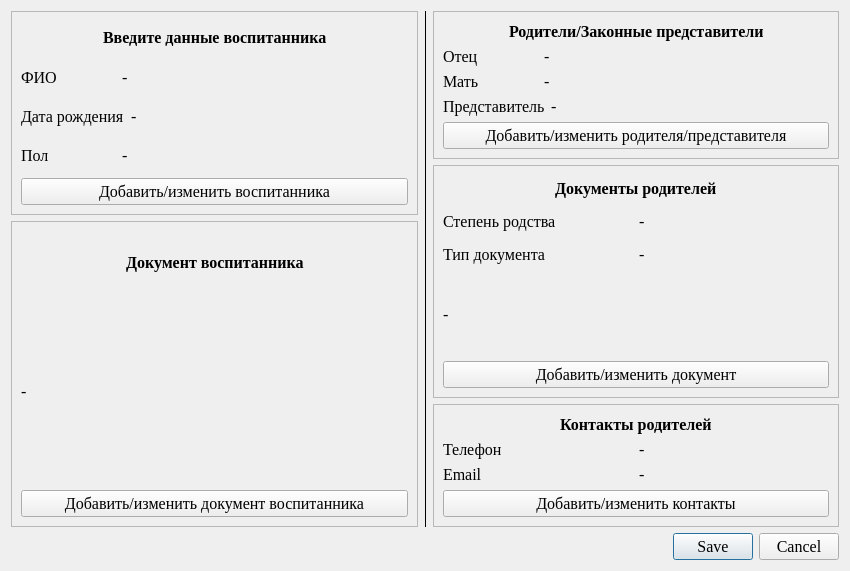
Old version of the form view/ui/add_child_parent_dialog.ui in the repository AlevtinAntonov/paid_services.
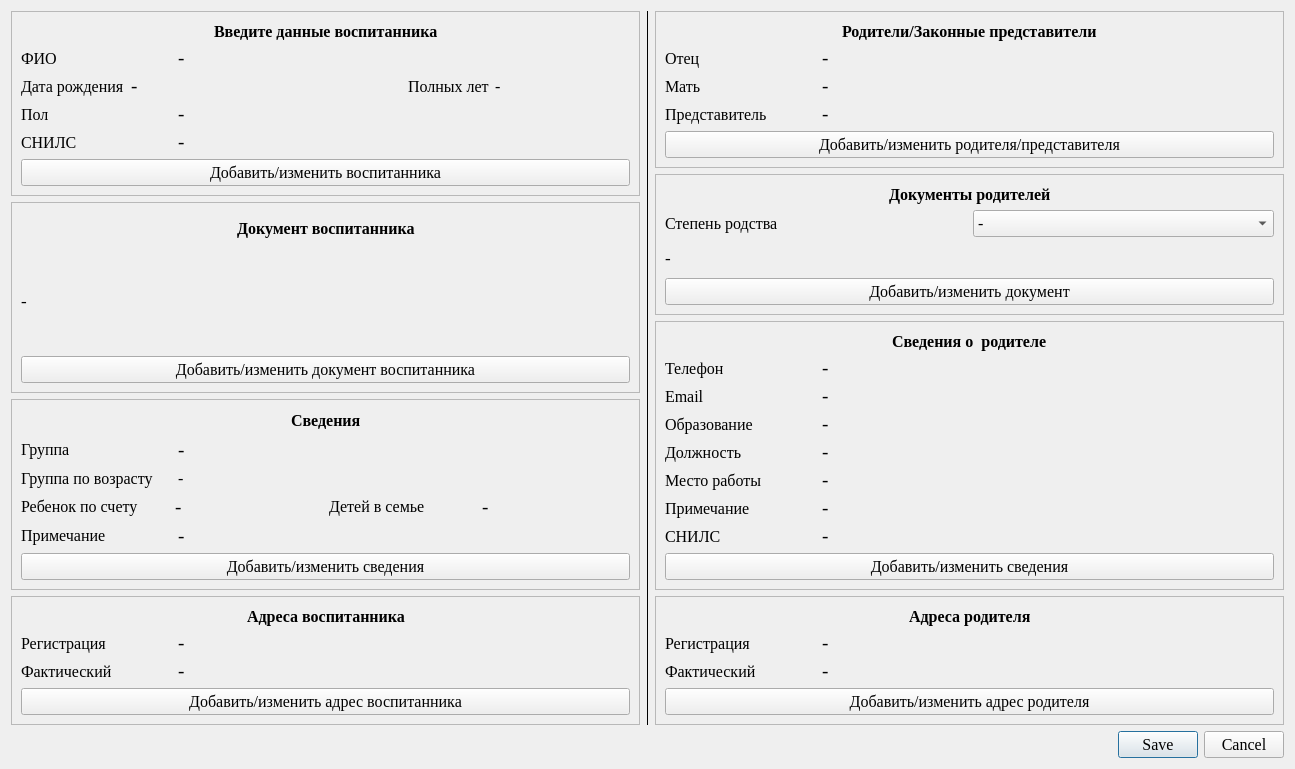
New version of the form.

Diff of the .ui file:
```diff
--- a/view/ui/add_child_parent_dialog.ui
+++ b/view/ui/add_child_parent_dialog.ui
@@ -6,18 +6,34 @@
    <rect>
     <x>0</x>
     <y>0</y>
-    <width>850</width>
-    <height>571</height>
+    <width>1295</width>
+    <height>769</height>
    </rect>
   </property>
+  <property name="sizePolicy">
+   <sizepolicy hsizetype="Expanding" vsizetype="Expanding">
+    <horstretch>0</horstretch>
+    <verstretch>0</verstretch>
+   </sizepolicy>
+  </property>
+  <property name="font">
+   <font>
+    <family>Times New Roman</family>
+    <pointsize>12</pointsize>
+    <bold>false</bold>
+   </font>
+  </property>
   <property name="windowTitle">
    <string>Воспитанник/Родители</string>
   </property>
-  <layout class="QVBoxLayout" name="verticalLayout_8">
+  <property name="sizeGripEnabled">
+   <bool>false</bool>
+  </property>
+  <layout class="QVBoxLayout" name="verticalLayout_11">
    <item>
-    <layout class="QHBoxLayout" name="horizontalLayout_19">
+    <layout class="QHBoxLayout" name="horizontalLayout_27" stretch="1,0,1">
      <item>
-      <layout class="QVBoxLayout" name="verticalLayout_7" stretch="2,3">
+      <layout class="QVBoxLayout" name="verticalLayout_10" stretch="1,2,2,1">
        <item>
         <widget class="QFrame" name="frame">
          <property name="frameShape">
@@ -82,6 +98,7 @@
                <font>
                 <family>Times New Roman</family>
                 <pointsize>12</pointsize>
+                <bold>false</bold>
                </font>
               </property>
               <property name="text">
@@ -94,7 +111,8 @@
               <property name="font">
                <font>
                 <family>Times New Roman</family>
-                <pointsize>12</pointsize>
+                <pointsize>14</pointsize>
+                <bold>false</bold>
                </font>
               </property>
               <property name="text">
@@ -105,13 +123,14 @@
            </layout>
           </item>
           <item>
-           <layout class="QHBoxLayout" name="horizontalLayout_2" stretch="1,3">
+           <layout class="QHBoxLayout" name="horizontalLayout_2" stretch="0,2,0,1">
             <item>
              <widget class="QLabel" name="label_5">
               <property name="font">
                <font>
                 <family>Times New Roman</family>
                 <pointsize>12</pointsize>
+                <bold>false</bold>
                </font>
               </property>
               <property name="text">
@@ -124,7 +143,36 @@
               <property name="font">
                <font>
                 <family>Times New Roman</family>
+                <pointsize>14</pointsize>
+                <bold>false</bold>
+               </font>
+              </property>
+              <property name="text">
+               <string>-</string>
+              </property>
+             </widget>
+            </item>
+            <item>
+             <widget class="QLabel" name="label_13">
+              <property name="font">
+               <font>
+                <family>Times New Roman</family>
                 <pointsize>12</pointsize>
+                <bold>false</bold>
+               </font>
+              </property>
+              <property name="text">
+               <string>Полных лет</string>
+              </property>
+             </widget>
+            </item>
+            <item>
+             <widget class="QLabel" name="label_ChildAgeYears">
+              <property name="font">
+               <font>
+                <family>Times New Roman</family>
+                <pointsize>12</pointsize>
+                <bold>false</bold>
                </font>
               </property>
               <property name="text">
@@ -142,6 +190,7 @@
                <font>
                 <family>Times New Roman</family>
                 <pointsize>12</pointsize>
+                <bold>false</bold>
                </font>
               </property>
               <property name="text">
@@ -154,7 +203,40 @@
               <property name="font">
                <font>
                 <family>Times New Roman</family>
+                <pointsize>14</pointsize>
+                <bold>false</bold>
+               </font>
+              </property>
+              <property name="text">
+               <string>-</string>
+              </property>
+             </widget>
+            </item>
+           </layout>
+          </item>
+          <item>
+           <layout class="QHBoxLayout" name="horizontalLayout_31" stretch="1,3">
+            <item>
+             <widget class="QLabel" name="label_34">
+              <property name="font">
+               <font>
+                <family>Times New Roman</family>
                 <pointsize>12</pointsize>
+                <bold>false</bold>
+               </font>
+              </property>
+              <property name="text">
+               <string>СНИЛС</string>
+              </property>
+             </widget>
+            </item>
+            <item>
+             <widget class="QLabel" name="label_ChildSnils">
+              <property name="font">
+               <font>
+                <family>Times New Roman</family>
+                <pointsize>14</pointsize>
+                <bold>false</bold>
                </font>
               </property>
               <property name="text">
@@ -170,6 +252,7 @@
              <font>
               <family>Times New Roman</family>
               <pointsize>12</pointsize>
+              <bold>false</bold>
              </font>
             </property>
             <property name="text">
@@ -238,7 +321,8 @@
             <property name="font">
              <font>
               <family>Times New Roman</family>
-              <pointsize>12</pointsize>
+              <pointsize>13</pointsize>
+              <bold>false</bold>
              </font>
             </property>
             <property name="text">
@@ -255,6 +339,7 @@
              <font>
               <family>Times New Roman</family>
               <pointsize>12</pointsize>
+              <bold>false</bold>
              </font>
             </property>
             <property name="text">
@@ -265,12 +350,374 @@
          </layout>
         </widget>
        </item>
+       <item>
+        <widget class="QFrame" name="frame_6">
+         <property name="frameShape">
+          <enum>QFrame::StyledPanel</enum>
+         </property>
+         <property name="frameShadow">
+          <enum>QFrame::Raised</enum>
+         </property>
+         <layout class="QVBoxLayout" name="verticalLayout_7">
+          <item>
+           <layout class="QHBoxLayout" name="horizontalLayout_9">
+            <item>
+             <spacer name="horizontalSpacer_11">
+              <property name="orientation">
+               <enum>Qt::Horizontal</enum>
+              </property>
+              <property name="sizeHint" stdset="0">
+               <size>
+                <width>40</width>
+                <height>20</height>
+               </size>
+              </property>
+             </spacer>
+            </item>
+            <item>
+             <widget class="QLabel" name="label_10">
+              <property name="font">
+               <font>
+                <family>Times New Roman</family>
+                <pointsize>12</pointsize>
+                <bold>true</bold>
+               </font>
+              </property>
+              <property name="text">
+               <string>Сведения</string>
+              </property>
+             </widget>
+            </item>
+            <item>
+             <spacer name="horizontalSpacer_12">
+              <property name="orientation">
+               <enum>Qt::Horizontal</enum>
+              </property>
+              <property name="sizeHint" stdset="0">
+               <size>
+                <width>40</width>
+                <height>20</height>
+               </size>
+              </property>
+             </spacer>
+            </item>
+           </layout>
+          </item>
+          <item>
+           <layout class="QHBoxLayout" name="horizontalLayout_5" stretch="1,3">
+            <item>
+             <widget class="QLabel" name="label_11">
+              <property name="font">
+               <font>
+                <family>Times New Roman</family>
+                <pointsize>12</pointsize>
+                <bold>false</bold>
+               </font>
+              </property>
+              <property name="text">
+               <string>Группа</string>
+              </property>
+             </widget>
+            </item>
+            <item>
+             <widget class="QLabel" name="label_ChildTeamName">
+              <property name="font">
+               <font>
+                <family>Times New Roman</family>
+                <pointsize>14</pointsize>
+                <bold>false</bold>
+               </font>
+              </property>
+              <property name="text">
+               <string>-</string>
+              </property>
+             </widget>
+            </item>
+           </layout>
+          </item>
+          <item>
+           <layout class="QHBoxLayout" name="horizontalLayout_10" stretch="1,3">
+            <item>
+             <widget class="QLabel" name="label_12">
+              <property name="font">
+               <font>
+                <family>Times New Roman</family>
+                <pointsize>12</pointsize>
+                <bold>false</bold>
+               </font>
+              </property>
+              <property name="text">
+               <string>Группа по возрасту</string>
+              </property>
+             </widget>
+            </item>
+            <item>
+             <widget class="QLabel" name="label_GroupAgeName">
+              <property name="font">
+               <font>
+                <family>Times New Roman</family>
+                <pointsize>12</pointsize>
+                <bold>false</bold>
+               </font>
+              </property>
+              <property name="text">
+               <string>-</string>
+              </property>
+             </widget>
+            </item>
+           </layout>
+          </item>
+          <item>
+           <layout class="QHBoxLayout" name="horizontalLayout_19">
+            <item>
+             <widget class="QLabel" name="label_14">
+              <property name="font">
+               <font>
+                <family>Times New Roman</family>
+                <pointsize>12</pointsize>
+                <bold>false</bold>
+               </font>
+              </property>
+              <property name="text">
+               <string>Ребенок по счету</string>
+              </property>
+             </widget>
+            </item>
+            <item>
+             <widget class="QLabel" name="label_ChildNumberInFamily">
+              <property name="font">
+               <font>
+                <family>Times New Roman</family>
+                <pointsize>14</pointsize>
+                <bold>false</bold>
+               </font>
+              </property>
+              <property name="text">
+               <string>-</string>
+              </property>
+             </widget>
+            </item>
+            <item>
+             <widget class="QLabel" name="label_19">
+              <property name="font">
+               <font>
+                <family>Times New Roman</family>
+                <pointsize>12</pointsize>
+                <bold>false</bold>
+               </font>
+              </property>
+              <property name="text">
+               <string>Детей в семье</string>
+              </property>
+             </widget>
+            </item>
+            <item>
+             <widget class="QLabel" name="label_NumberOfChildren">
+              <property name="font">
+               <font>
+                <family>Times New Roman</family>
+                <pointsize>14</pointsize>
+                <bold>false</bold>
+               </font>
+              </property>
+              <property name="text">
+               <string>-</string>
+              </property>
+             </widget>
+            </item>
+           </layout>
+          </item>
+          <item>
+           <layout class="QHBoxLayout" name="horizontalLayout_21" stretch="1,3">
+            <item>
+             <widget class="QLabel" name="label_22">
+              <property name="font">
+               <font>
+                <family>Times New Roman</family>
+                <pointsize>12</pointsize>
+                <bold>false</bold>
+               </font>
+              </property>
+              <property name="text">
+               <string>Примечание</string>
+              </property>
+             </widget>
+            </item>
+            <item>
+             <widget class="QLabel" name="label_ChildRemarks">
+              <property name="font">
+               <font>
+                <family>Times New Roman</family>
+                <pointsize>14</pointsize>
+                <bold>false</bold>
+               </font>
+              </property>
+              <property name="text">
+               <string>-</string>
+              </property>
+             </widget>
+            </item>
+           </layout>
+          </item>
+          <item>
+           <widget class="QPushButton" name="pushButton_AddUpdateChildDatas">
+            <property name="font">
+             <font>
+              <family>Times New Roman</family>
+              <pointsize>12</pointsize>
+              <bold>false</bold>
+             </font>
+            </property>
+            <property name="text">
+             <string>Добавить/изменить сведения</string>
+            </property>
+           </widget>
+          </item>
+         </layout>
+        </widget>
+       </item>
+       <item>
+        <widget class="QFrame" name="frame_7">
+         <property name="frameShape">
+          <enum>QFrame::StyledPanel</enum>
+         </property>
+         <property name="frameShadow">
+          <enum>QFrame::Raised</enum>
+         </property>
+         <layout class="QVBoxLayout" name="verticalLayout_8">
+          <item>
+           <layout class="QHBoxLayout" name="horizontalLayout_11">
+            <item>
+             <spacer name="horizontalSpacer_13">
+              <property name="orientation">
+               <enum>Qt::Horizontal</enum>
+              </property>
+              <property name="sizeHint" stdset="0">
+               <size>
+                <width>40</width>
+                <height>20</height>
+               </size>
+              </property>
+             </spacer>
+            </item>
+            <item>
+             <widget class="QLabel" name="label_21">
+              <property name="font">
+               <font>
+                <family>Times New Roman</family>
+                <pointsize>12</pointsize>
+                <bold>true</bold>
+               </font>
+              </property>
+              <property name="text">
+               <string>Адреса воспитанника</string>
+              </property>
+             </widget>
+            </item>
+            <item>
+             <spacer name="horizontalSpacer_14">
+              <property name="orientation">
+               <enum>Qt::Horizontal</enum>
+              </property>
+              <property name="sizeHint" stdset="0">
+               <size>
+                <width>40</width>
+                <height>20</height>
+               </size>
+              </property>
+             </spacer>
+            </item>
+           </layout>
+          </item>
+          <item>
+           <layout class="QHBoxLayout" name="horizontalLayout_20" stretch="1,3">
+            <item>
+             <widget class="QLabel" name="label_25">
+              <property name="font">
+               <font>
+                <family>Times New Roman</family>
+                <pointsize>12</pointsize>
+                <bold>false</bold>
+               </font>
+              </property>
+              <property name="text">
+               <string>Регистрация</string>
+              </property>
+             </widget>
+            </item>
+            <item>
+             <widget class="QLabel" name="label_ChildRegAddress">
+              <property name="font">
+               <font>
+                <family>Times New Roman</family>
+                <pointsize>14</pointsize>
+                <bold>false</bold>
+               </font>
+              </property>
+              <property name="text">
+               <string>-</string>
+              </property>
+             </widget>
+            </item>
+           </layout>
+          </item>
+          <item>
+           <layout class="QHBoxLayout" name="horizontalLayout_22" stretch="1,3">
+            <item>
+             <widget class="QLabel" name="label_26">
+              <property name="font">
+               <font>
+                <family>Times New Roman</family>
+                <pointsize>12</pointsize>
+                <bold>false</bold>
+               </font>
+              </property>
+              <property name="text">
+               <string>Фактический</string>
+              </property>
+             </widget>
+            </item>
+            <item>
+             <widget class="QLabel" name="label_ChildFactAddress">
+              <property name="font">
+               <font>
+                <family>Times New Roman</family>
+                <pointsize>14</pointsize>
+                <bold>false</bold>
+               </font>
+              </property>
+              <property name="text">
+               <string>-</string>
+              </property>
+             </widget>
+            </item>
+           </layout>
+          </item>
+          <item>
+           <widget class="QPushButton" name="pushButton_AddUpdateChildAddress">
+            <property name="font">
+             <font>
+              <family>Times New Roman</family>
+              <pointsize>12</pointsize>
+              <bold>false</bold>
+             </font>
+            </property>
+            <property name="text">
+             <string>Добавить/изменить адрес воспитанника</string>
+            </property>
+           </widget>
+          </item>
+         </layout>
+        </widget>
+       </item>
       </layout>
      </item>
      <item>
       <widget class="Line" name="line">
        <property name="font">
         <font>
+         <family>Times New Roman</family>
+         <pointsize>12</pointsize>
          <bold>true</bold>
         </font>
        </property>
@@ -289,7 +736,7 @@
       </widget>
      </item>
      <item>
-      <layout class="QVBoxLayout" name="verticalLayout_6" stretch="1,2,1">
+      <layout class="QVBoxLayout" name="verticalLayout_6" stretch="1,2,2,1">
        <item>
         <widget class="QFrame" name="frame_3">
          <property name="frameShape">
@@ -351,6 +798,7 @@
                <font>
                 <family>Times New Roman</family>
                 <pointsize>12</pointsize>
+                <bold>false</bold>
                </font>
               </property>
               <property name="text">
@@ -363,7 +811,8 @@
               <property name="font">
                <font>
                 <family>Times New Roman</family>
-                <pointsize>12</pointsize>
+                <pointsize>14</pointsize>
+                <bold>false</bold>
                </font>
               </property>
               <property name="text">
@@ -381,6 +830,7 @@
                <font>
                 <family>Times New Roman</family>
                 <pointsize>12</pointsize>
+                <bold>false</bold>
                </font>
               </property>
               <property name="text">
@@ -393,7 +843,8 @@
               <property name="font">
                <font>
                 <family>Times New Roman</family>
-                <pointsize>12</pointsize>
+                <pointsize>14</pointsize>
+                <bold>false</bold>
                </font>
               </property>
               <property name="text">
@@ -411,6 +862,7 @@
                <font>
                 <family>Times New Roman</family>
                 <pointsize>12</pointsize>
+                <bold>false</bold>
                </font>
               </property>
               <property name="text">
@@ -423,7 +875,8 @@
               <property name="font">
                <font>
                 <family>Times New Roman</family>
-                <pointsize>12</pointsize>
+                <pointsize>14</pointsize>
+                <bold>false</bold>
                </font>
               </property>
               <property name="text">
@@ -439,6 +892,7 @@
              <font>
               <family>Times New Roman</family>
               <pointsize>12</pointsize>
+              <bold>false</bold>
              </font>
             </property>
             <property name="text">
@@ -457,7 +911,7 @@
          <property name="frameShadow">
           <enum>QFrame::Raised</enum>
          </property>
-         <layout class="QVBoxLayout" name="verticalLayout_4" stretch="1,1,1,3,1">
+         <layout class="QVBoxLayout" name="verticalLayout_4" stretch="0,0,3,0">
           <item>
            <layout class="QHBoxLayout" name="horizontalLayout_8">
             <item>
@@ -503,13 +957,14 @@
            </layout>
           </item>
           <item>
-           <layout class="QHBoxLayout" name="horizontalLayout_9">
+           <layout class="QHBoxLayout" name="horizontalLayout_4">
             <item>
              <widget class="QLabel" name="label_20">
               <property name="font">
                <font>
                 <family>Times New Roman</family>
                 <pointsize>12</pointsize>
+                <bold>false</bold>
                </font>
               </property>
               <property name="text">
@@ -518,46 +973,27 @@
              </widget>
             </item>
             <item>
-             <widget class="QLabel" name="label_ParentStatusName">
-              <property name="font">
-               <font>
-                <family>Times New Roman</family>
-                <pointsize>12</pointsize>
-               </font>
-              </property>
-              <property name="text">
-               <string>-</string>
-              </property>
-             </widget>
-            </item>
-           </layout>
-          </item>
-          <item>
-           <layout class="QHBoxLayout" name="horizontalLayout_5">
-            <item>
-             <widget class="QLabel" name="label_19">
-              <property name="font">
-               <font>
-                <family>Times New Roman</family>
-                <pointsize>12</pointsize>
-               </font>
-              </property>
-              <property name="text">
-               <string>Тип документа</string>
-              </property>
-             </widget>
-            </item>
-            <item>
-             <widget class="QLabel" name="label_ParentDocumentTypeName">
-              <property name="font">
-               <font>
-                <family>Times New Roman</family>
-                <pointsize>12</pointsize>
-               </font>
-              </property>
-              <property name="text">
-               <string>-</string>
-              </property>
+             <widget class="QComboBox" name="comboBox_ParentStatusName">
+              <item>
+               <property name="text">
+                <string>-</string>
+               </property>
+              </item>
+              <item>
+               <property name="text">
+                <string>отец</string>
+               </property>
+              </item>
+              <item>
+               <property name="text">
+                <string>мать</string>
+               </property>
+              </item>
+              <item>
+               <property name="text">
+                <string>законный представитель</string>
+               </property>
+              </item>
              </widget>
             </item>
            </layout>
@@ -567,7 +1003,8 @@
             <property name="font">
              <font>
               <family>Times New Roman</family>
-              <pointsize>12</pointsize>
+              <pointsize>13</pointsize>
+              <bold>false</bold>
              </font>
             </property>
             <property name="text">
@@ -584,6 +1021,7 @@
              <font>
               <family>Times New Roman</family>
               <pointsize>12</pointsize>
+              <bold>false</bold>
              </font>
             </property>
             <property name="text">
@@ -628,7 +1066,7 @@
                </font>
               </property>
               <property name="text">
-               <string>Контакты родителей</string>
+               <string>Сведения о  родителе</string>
               </property>
              </widget>
             </item>
@@ -648,13 +1086,14 @@
            </layout>
           </item>
           <item>
-           <layout class="QHBoxLayout" name="horizontalLayout_13">
+           <layout class="QHBoxLayout" name="horizontalLayout_13" stretch="1,3">
             <item>
              <widget class="QLabel" name="label_23">
               <property name="font">
                <font>
                 <family>Times New Roman</family>
                 <pointsize>12</pointsize>
+                <bold>false</bold>
                </font>
               </property>
               <property name="text">
@@ -667,7 +1106,8 @@
               <property name="font">
                <font>
                 <family>Times New Roman</family>
-                <pointsize>12</pointsize>
+                <pointsize>14</pointsize>
+                <bold>false</bold>
                </font>
               </property>
               <property name="text">
@@ -678,13 +1118,14 @@
            </layout>
           </item>
           <item>
-           <layout class="QHBoxLayout" name="horizontalLayout_14">
+           <layout class="QHBoxLayout" name="horizontalLayout_26" stretch="1,3">
             <item>
              <widget class="QLabel" name="label_24">
               <property name="font">
                <font>
                 <family>Times New Roman</family>
                 <pointsize>12</pointsize>
+                <bold>false</bold>
                </font>
               </property>
               <property name="text">
@@ -697,10 +1138,43 @@
               <property name="font">
                <font>
                 <family>Times New Roman</family>
+                <pointsize>14</pointsize>
+                <bold>false</bold>
+               </font>
+              </property>
+              <property name="text">
+               <string>-</string>
+              </property>
+             </widget>
+            </item>
+           </layout>
+          </item>
+          <item>
+           <layout class="QHBoxLayout" name="horizontalLayout_28" stretch="1,3">
+            <item>
+             <widget class="QLabel" name="label_31">
+              <property name="font">
+               <font>
+                <family>Times New Roman</family>
                 <pointsize>12</pointsize>
+                <bold>false</bold>
                </font>
               </property>
               <property name="text">
+               <string>Образование</string>
+              </property>
+             </widget>
+            </item>
+            <item>
+             <widget class="QLabel" name="label_ParentEducationLevel">
+              <property name="font">
+               <font>
+                <family>Times New Roman</family>
+                <pointsize>14</pointsize>
+                <bold>false</bold>
+               </font>
+              </property>
+              <property name="text">
                <string>-</string>
               </property>
              </widget>
@@ -708,15 +1182,278 @@
            </layout>
           </item>
           <item>
-           <widget class="QPushButton" name="pushButton_AddParentContacts">
+           <layout class="QHBoxLayout" name="horizontalLayout_29" stretch="1,3">
+            <item>
+             <widget class="QLabel" name="label_32">
+              <property name="font">
+               <font>
+                <family>Times New Roman</family>
+                <pointsize>12</pointsize>
+                <bold>false</bold>
+               </font>
+              </property>
+              <property name="text">
+               <string>Должность</string>
+              </property>
+             </widget>
+            </item>
+            <item>
+             <widget class="QLabel" name="label_ParentPosition">
+              <property name="font">
+               <font>
+                <family>Times New Roman</family>
+                <pointsize>14</pointsize>
+                <bold>false</bold>
+               </font>
+              </property>
+              <property name="text">
+               <string>-</string>
+              </property>
+             </widget>
+            </item>
+           </layout>
+          </item>
+          <item>
+           <layout class="QHBoxLayout" name="horizontalLayout_30" stretch="1,3">
+            <item>
+             <widget class="QLabel" name="label_33">
+              <property name="font">
+               <font>
+                <family>Times New Roman</family>
+                <pointsize>12</pointsize>
+                <bold>false</bold>
+               </font>
+              </property>
+              <property name="text">
+               <string>Место работы</string>
+              </property>
+             </widget>
+            </item>
+            <item>
+             <widget class="QLabel" name="label_ParentPlaceOfWork">
+              <property name="font">
+               <font>
+                <family>Times New Roman</family>
+                <pointsize>14</pointsize>
+                <bold>false</bold>
+               </font>
+              </property>
+              <property name="text">
+               <string>-</string>
+              </property>
+             </widget>
+            </item>
+           </layout>
+          </item>
+          <item>
+           <layout class="QHBoxLayout" name="horizontalLayout_14" stretch="1,3">
+            <item>
+             <widget class="QLabel" name="label_30">
+              <property name="font">
+               <font>
+                <family>Times New Roman</family>
+                <pointsize>12</pointsize>
+                <bold>false</bold>
+               </font>
+              </property>
+              <property name="text">
+               <string>Примечание</string>
+              </property>
+             </widget>
+            </item>
+            <item>
+             <widget class="QLabel" name="label_ParentRemarks">
+              <property name="font">
+               <font>
+                <family>Times New Roman</family>
+                <pointsize>14</pointsize>
+                <bold>false</bold>
+               </font>
+              </property>
+              <property name="text">
+               <string>-</string>
+              </property>
+             </widget>
+            </item>
+           </layout>
+          </item>
+          <item>
+           <layout class="QHBoxLayout" name="horizontalLayout_32" stretch="1,3">
+            <item>
+             <widget class="QLabel" name="label_35">
+              <property name="font">
+               <font>
+                <family>Times New Roman</family>
+                <pointsize>12</pointsize>
+                <bold>false</bold>
+               </font>
+              </property>
+              <property name="text">
+               <string>СНИЛС</string>
+              </property>
+             </widget>
+            </item>
+            <item>
+             <widget class="QLabel" name="label_ParentSnils">
+              <property name="font">
+               <font>
+                <family>Times New Roman</family>
+                <pointsize>14</pointsize>
+                <bold>false</bold>
+               </font>
+              </property>
+              <property name="text">
+               <string>-</string>
+              </property>
+             </widget>
+            </item>
+           </layout>
+          </item>
+          <item>
+           <widget class="QPushButton" name="pushButton_AddParentInfo">
             <property name="font">
              <font>
               <family>Times New Roman</family>
               <pointsize>12</pointsize>
+              <bold>false</bold>
              </font>
             </property>
             <property name="text">
-             <string>Добавить/изменить контакты</string>
+             <string>Добавить/изменить сведения</string>
+            </property>
+           </widget>
+          </item>
+         </layout>
+        </widget>
+       </item>
+       <item>
+        <widget class="QFrame" name="frame_8">
+         <property name="frameShape">
+          <enum>QFrame::StyledPanel</enum>
+         </property>
+         <property name="frameShadow">
+          <enum>QFrame::Raised</enum>
+         </property>
+         <layout class="QVBoxLayout" name="verticalLayout_9">
+          <item>
+           <layout class="QHBoxLayout" name="horizontalLayout_23">
+            <item>
+             <spacer name="horizontalSpacer_15">
+              <property name="orientation">
+               <enum>Qt::Horizontal</enum>
+              </property>
+              <property name="sizeHint" stdset="0">
+               <size>
+                <width>40</width>
+                <height>20</height>
+               </size>
+              </property>
+             </spacer>
+            </item>
+            <item>
+             <widget class="QLabel" name="label_27">
+              <property name="font">
+               <font>
+                <family>Times New Roman</family>
+                <pointsize>12</pointsize>
+                <bold>true</bold>
+               </font>
+              </property>
+              <property name="text">
+               <string>Адреса родителя</string>
+              </property>
+             </widget>
+            </item>
+            <item>
+             <spacer name="horizontalSpacer_16">
+              <property name="orientation">
+               <enum>Qt::Horizontal</enum>
+              </property>
+              <property name="sizeHint" stdset="0">
+               <size>
+                <width>40</width>
+                <height>20</height>
+               </size>
+              </property>
+             </spacer>
+            </item>
+           </layout>
+          </item>
+          <item>
+           <layout class="QHBoxLayout" name="horizontalLayout_24" stretch="1,3">
+            <item>
+             <widget class="QLabel" name="label_28">
+              <property name="font">
+               <font>
+                <family>Times New Roman</family>
+                <pointsize>12</pointsize>
+                <bold>false</bold>
+               </font>
+              </property>
+              <property name="text">
+               <string>Регистрация</string>
+              </property>
+             </widget>
+            </item>
+            <item>
+             <widget class="QLabel" name="label_ParentRegAddress">
+              <property name="font">
+               <font>
+                <family>Times New Roman</family>
+                <pointsize>14</pointsize>
+                <bold>false</bold>
+               </font>
+              </property>
+              <property name="text">
+               <string>-</string>
+              </property>
+             </widget>
+            </item>
+           </layout>
+          </item>
+          <item>
+           <layout class="QHBoxLayout" name="horizontalLayout_25" stretch="1,3">
+            <item>
+             <widget class="QLabel" name="label_29">
+              <property name="font">
+               <font>
+                <family>Times New Roman</family>
+                <pointsize>12</pointsize>
+                <bold>false</bold>
+               </font>
+              </property>
+              <property name="text">
+               <string>Фактический</string>
+              </property>
+             </widget>
+            </item>
+            <item>
+             <widget class="QLabel" name="label_ParentFactAddress">
+              <property name="font">
+               <font>
+                <family>Times New Roman</family>
+                <pointsize>14</pointsize>
+                <bold>false</bold>
+               </font>
+              </property>
+              <property name="text">
+               <string>-</string>
+              </property>
+             </widget>
+            </item>
+           </layout>
+          </item>
+          <item>
+           <widget class="QPushButton" name="pushButton_AddParentAddresses">
+            <property name="font">
+             <font>
+              <family>Times New Roman</family>
+              <pointsize>12</pointsize>
+              <bold>false</bold>
+             </font>
+            </property>
+            <property name="text">
+             <string>Добавить/изменить адрес родителя</string>
             </property>
            </widget>
           </item>
@@ -729,10 +1466,17 @@
    </item>
    <item>
     <widget class="QDialogButtonBox" name="button_box">
+     <property name="sizePolicy">
+      <sizepolicy hsizetype="Expanding" vsizetype="Fixed">
+       <horstretch>0</horstretch>
+       <verstretch>0</verstretch>
+      </sizepolicy>
+     </property>
      <property name="font">
       <font>
        <family>Times New Roman</family>
        <pointsize>12</pointsize>
+       <bold>false</bold>
       </font>
      </property>
      <property name="toolTip">
```
Left out of the diff: 6 changed lines with no effect on the pictures.
